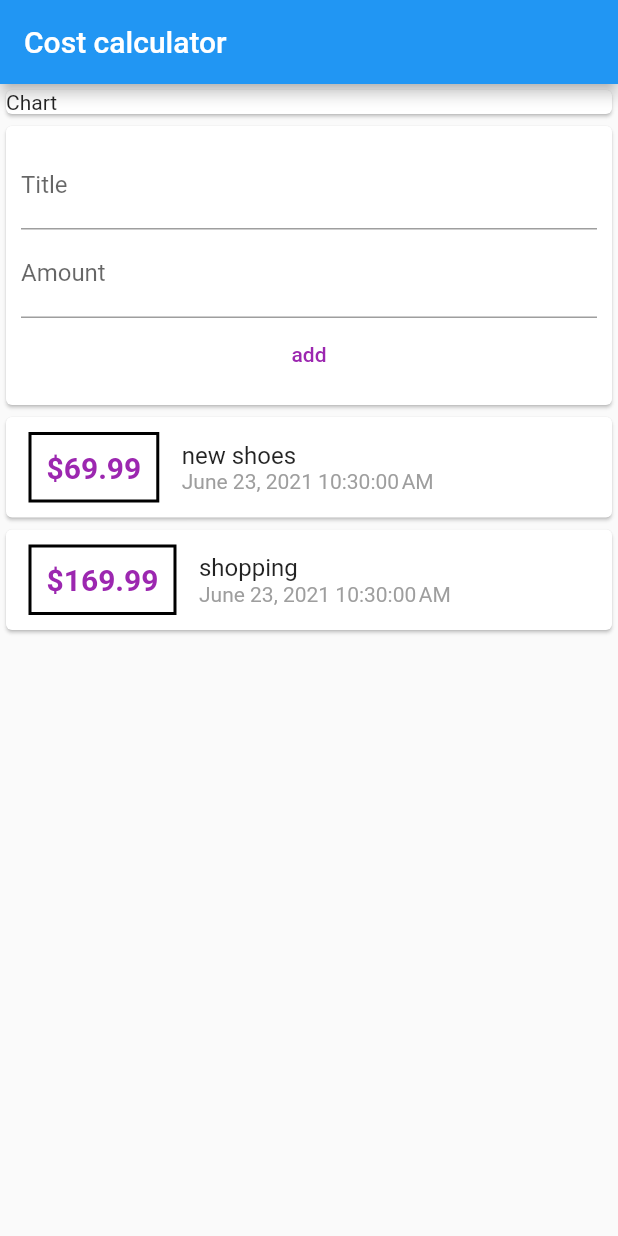
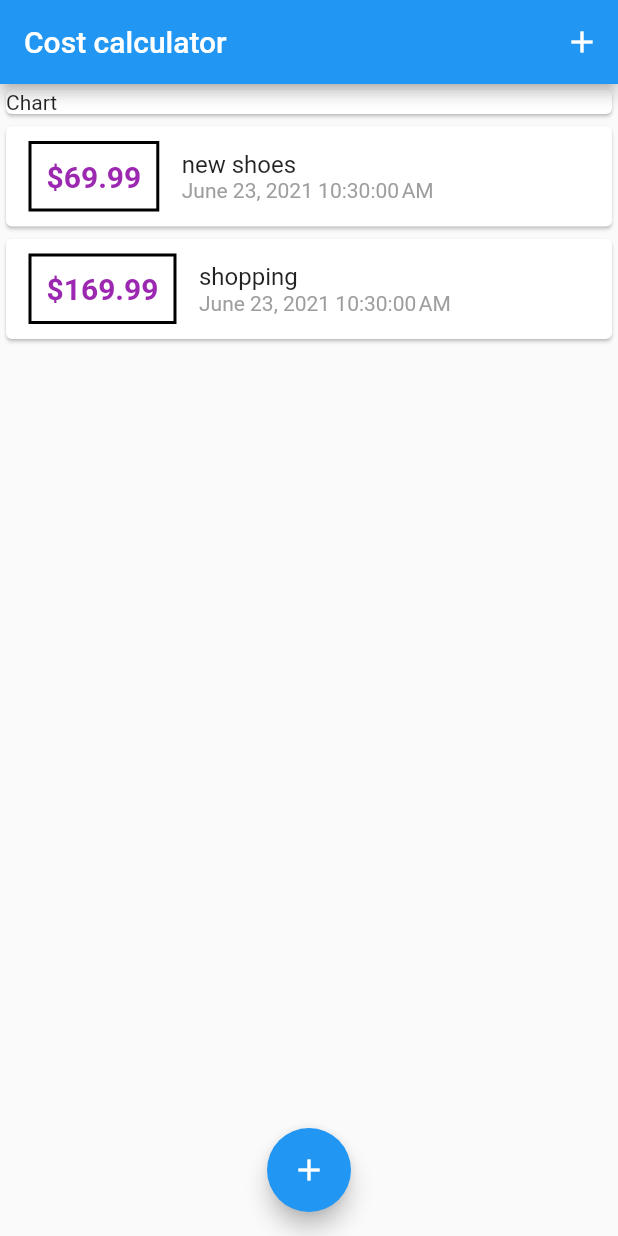
Before and after one commit to rmwhib/Expensives, a Flutter app: the screen it shows after launch, on a phone screen of 412 x 824 dp. Run offline on Flutter 3.47's test engine with Material 2 defaults, Android fonts, the phone set to English and light mode, and no system bars.

Commit message:
popping widget

```diff
--- a/lib/main.dart
+++ b/lib/main.dart
@@ -1,6 +1,7 @@
+import 'package:costcalculator/widgets/new_transaction.dart';
+import 'package:costcalculator/widgets/transaction_list.dart';
 import 'package:flutter/material.dart';
-import 'transaction.dart';
-import 'package:intl/intl.dart';
+import './models/transaction.dart';
 
 void main() {
   runApp(MyApp());
@@ -16,92 +17,76 @@
   }
 }
 
-class MyHomePage extends StatelessWidget {
+class MyHomePage extends StatefulWidget {
   // This widget is the root of your application.
 
-  final List<Transaction> transactions = [
+  @override
+  _MyHomePageState createState() => _MyHomePageState();
+}
+
+class _MyHomePageState extends State<MyHomePage> {
+  final List<Transaction> _userTransactions = [
     Transaction(
         id: 't1', title: 'new shoes', amount: 69.99, date: DateTime.now()),
     Transaction(
         id: 't2', title: 'shopping', amount: 169.99, date: DateTime.now()),
   ];
 
-  // String titleInput;
-  // String amountInput;
-  final titleController = TextEditingController();
-  final amountController = TextEditingController();
+  void _addNewTransaction(String txTitle, double txAmount) {
+    final newTX = Transaction(
+      id: DateTime.now().toString(),
+      title: txTitle,
+      amount: txAmount,
+      date: DateTime.now(),
+    );
+
+    //this makes the change to state
+    setState(() {
+      _userTransactions.add(newTX);
+    });
+  }
+
+  void _startAddNewTransaction(BuildContext context) {
+    showModalBottomSheet(
+      context: context,
+      builder: (bCtx) {
+        return NewTransaction(_addNewTransaction);
+      },
+    );
+  }
 
   @override
   Widget build(BuildContext context) {
     return Scaffold(
-      appBar: AppBar(title: Text('Cost calculator')),
-      body: Column(
-        //mainAxisAlignment: MainAxisAlignment.spaceAround,
-        crossAxisAlignment: CrossAxisAlignment.center,
-        children: <Widget>[
-          Container(
-            width: double.infinity,
-            child: Card(
-              child: Container(child: Text('Chart')),
-            ),
-          ),
-          Card(
-              child: Container(
-            padding: EdgeInsets.all(10),
-            child: Column(
-              children: <Widget>[
-                TextField(
-                  decoration: InputDecoration(labelText: 'Title'),
-                  controller: titleController,
-                  //onChanged: (val) => {titleInput = val},
-                ),
-                TextField(
-                  decoration: InputDecoration(labelText: 'Amount'),
-                  controller: amountController,
-                  //onChanged: (val) => {amountInput = val},
-                ),
-                TextButton(
-                    onPressed: () => {},
-                    child: Text('add'),
-                    style: TextButton.styleFrom(primary: Colors.purple))
-              ],
-            ),
-          )),
-          Column(
-            children: transactions.map((tx) {
-              return Card(
-                child: Row(
-                  children: <Widget>[
-                    Container(
-                        margin: EdgeInsets.symmetric(
-                          vertical: 10,
-                          horizontal: 15,
-                        ),
-                        decoration: BoxDecoration(
-                            border: Border.all(color: Colors.black, width: 2)),
-                        padding: EdgeInsets.all(10),
-                        child: Text(
-                          //tx.amount.toString(),
-                          '\$${tx.amount}',
-                          style: TextStyle(
-                              fontWeight: FontWeight.bold,
-                              fontSize: 20,
-                              color: Colors.purple),
-                        )),
-                    Column(
-                      crossAxisAlignment: CrossAxisAlignment.start,
-                      children: <Widget>[
-                        Text(tx.title, style: TextStyle(fontSize: 16)),
-                        Text(DateFormat().format(tx.date),
-                            style: TextStyle(color: Colors.grey)),
-                      ],
-                    )
-                  ],
-                ),
-              );
-            }).toList(),
-          ),
+      appBar: AppBar(
+        title: Text('Cost calculator'),
+        actions: <Widget>[
+          IconButton(
+              onPressed: () => _startAddNewTransaction(context),
+              icon: Icon(Icons.add))
         ],
+      ),
+      body: SingleChildScrollView(
+        child: Column(
+          //alignment
+          crossAxisAlignment: CrossAxisAlignment.center,
+          children: <Widget>[
+            Container(
+                width: double.infinity,
+                child: //Container(child: Text('Chart')
+                    Card(
+                  child:
+                      //Text('Chart'),
+                      Container(child: Text('Chart')),
+                )),
+            TransactionList(_userTransactions),
+          ],
+        ),
+      ),
+      floatingActionButtonLocation: FloatingActionButtonLocation.centerFloat,
+      floatingActionButton: FloatingActionButton(
+        child: Icon(Icons.add),
+        onPressed: () => _startAddNewTransaction(context),
       ),
     );
   }
--- /dev/null
+++ b/lib/widgets/transaction_list.dart
@@ -0,0 +1,51 @@
+import 'package:costcalculator/models/transaction.dart';
+import 'package:flutter/material.dart';
+import 'package:intl/intl.dart';
+
+class TransactionList extends StatelessWidget {
+  final List<Transaction> transactions;
+
+  TransactionList(this.transactions);
+
+  @override
+  Widget build(BuildContext context) {
+    return Container(
+        height: 300,
+        child: ListView.builder(
+          itemBuilder: (ctx, index) {
+            return Card(
+              child: Row(
+                children: <Widget>[
+                  Container(
+                      margin: EdgeInsets.symmetric(
+                        vertical: 10,
+                        horizontal: 15,
+                      ),
+                      decoration: BoxDecoration(
+                          border: Border.all(color: Colors.black, width: 2)),
+                      padding: EdgeInsets.all(10),
+                      child: Text(
+                        //tx.amount.toString(),
+                        '\$${transactions[index].amount.toStringAsFixed(2)}',
+                        style: TextStyle(
+                            fontWeight: FontWeight.bold,
+                            fontSize: 20,
+                            color: Colors.purple),
+                      )),
+                  Column(
+                    crossAxisAlignment: CrossAxisAlignment.start,
+                    children: <Widget>[
+                      Text(transactions[index].title,
+                          style: TextStyle(fontSize: 16)),
+                      Text(DateFormat().format(transactions[index].date),
+                          style: TextStyle(color: Colors.grey)),
+                    ],
+                  )
+                ],
+              ),
+            );
+          },
+          itemCount: transactions.length,
+        ));
+  }
+}
```
Also changed, not shown: lib/widgets/new_transaction.dart (added, +62 -0 lines), lib/models/transaction.dart (renamed from lib/transaction.dart).
